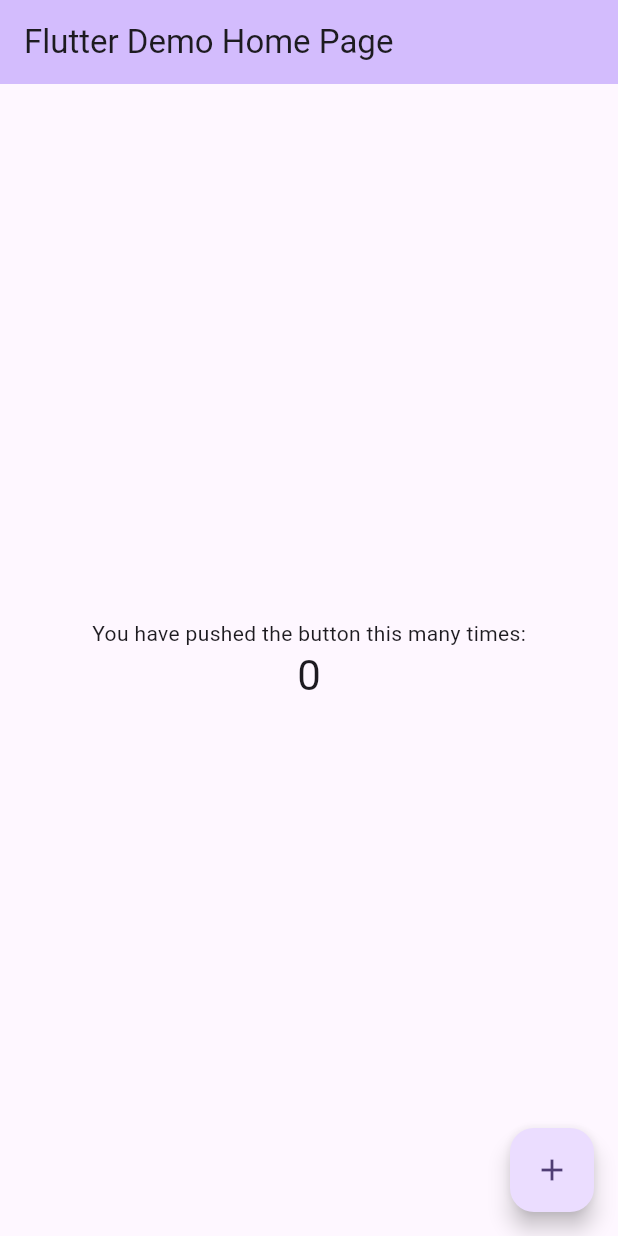
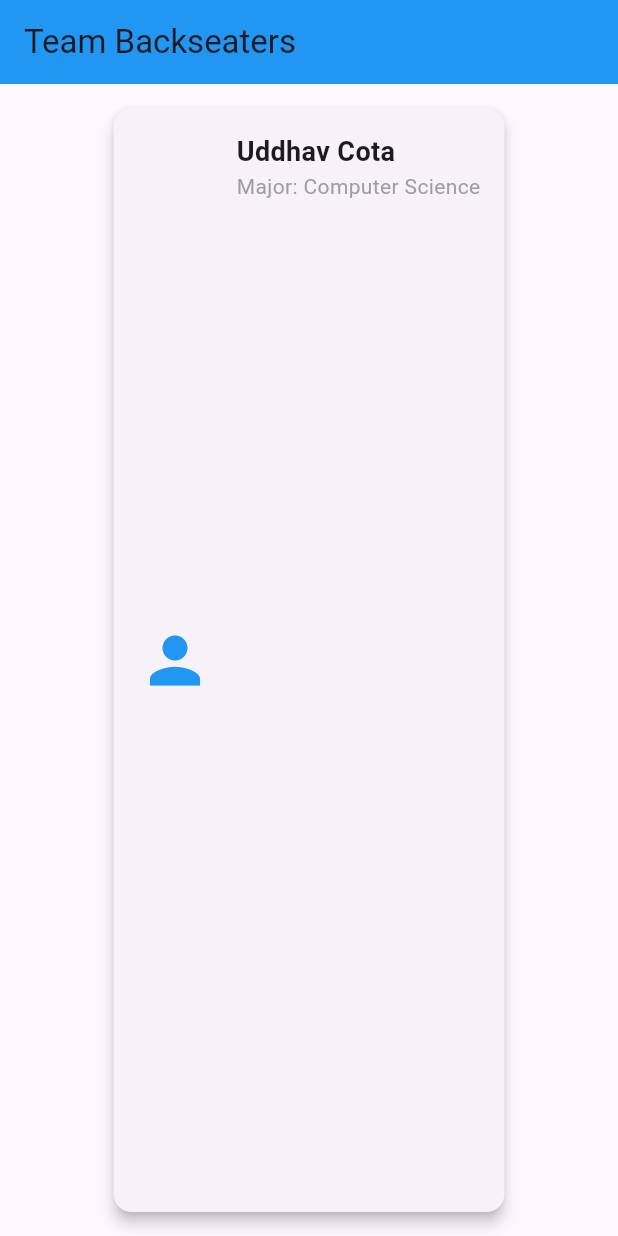
Before and after one commit to Uvvi2004/team_app_backseaters, a Flutter app: the screen it shows after launch, on a phone screen of 412 x 824 dp. Run offline on Flutter 3.47's test engine with Material 3 defaults, Android fonts, the light colour scheme and no system bars.

Commit message:
Add profile card to home screen

```diff
--- a/lib/main.dart
+++ b/lib/main.dart
@@ -7,116 +7,63 @@ void main() {
 class MyApp extends StatelessWidget {
   const MyApp({super.key});
 
-  // This widget is the root of your application.
   @override
   Widget build(BuildContext context) {
     return MaterialApp(
-      title: 'Flutter Demo',
-      theme: ThemeData(
-        // This is the theme of your application.
-        //
-        // TRY THIS: Try running your application with "flutter run". You'll see
-        // the application has a purple toolbar. Then, without quitting the app,
-        // try changing the seedColor in the colorScheme below to Colors.green
-        // and then invoke "hot reload" (save your changes or press the "hot
-        // reload" button in a Flutter-supported IDE, or press "r" if you used
-        // the command line to start the app).
-        //
-        // Notice that the counter didn't reset back to zero; the application
-        // state is not lost during the reload. To reset the state, use hot
-        // restart instead.
-        //
-        // This works for code too, not just values: Most code changes can be
-        // tested with just a hot reload.
-        colorScheme: ColorScheme.fromSeed(seedColor: Colors.deepPurple),
-      ),
-      home: const MyHomePage(title: 'Flutter Demo Home Page'),
+      debugShowCheckedModeBanner: false,
+      home: const HomePage(),
     );
   }
 }
 
-class MyHomePage extends StatefulWidget {
-  const MyHomePage({super.key, required this.title});
-
-  // This widget is the home page of your application. It is stateful, meaning
-  // that it has a State object (defined below) that contains fields that affect
-  // how it looks.
-
-  // This class is the configuration for the state. It holds the values (in this
-  // case the title) provided by the parent (in this case the App widget) and
-  // used by the build method of the State. Fields in a Widget subclass are
-  // always marked "final".
-
-  final String title;
-
-  @override
-  State<MyHomePage> createState() => _MyHomePageState();
-}
-
-class _MyHomePageState extends State<MyHomePage> {
-  int _counter = 0;
-
-  void _incrementCounter() {
-    setState(() {
-      // This call to setState tells the Flutter framework that something has
-      // changed in this State, which causes it to rerun the build method below
-      // so that the display can reflect the updated values. If we changed
-      // _counter without calling setState(), then the build method would not be
-      // called again, and so nothing would appear to happen.
-      _counter++;
-    });
-  }
+class HomePage extends StatelessWidget {
+  const HomePage({super.key});
 
   @override
   Widget build(BuildContext context) {
-    // This method is rerun every time setState is called, for instance as done
-    // by the _incrementCounter method above.
-    //
-    // The Flutter framework has been optimized to make rerunning build methods
-    // fast, so that you can just rebuild anything that needs updating rather
-    // than having to individually change instances of widgets.
     return Scaffold(
       appBar: AppBar(
-        // TRY THIS: Try changing the color here to a specific color (to
-        // Colors.amber, perhaps?) and trigger a hot reload to see the AppBar
-        // change color while the other colors stay the same.
-        backgroundColor: Theme.of(context).colorScheme.inversePrimary,
-        // Here we take the value from the MyHomePage object that was created by
-        // the App.build method, and use it to set our appbar title.
-        title: Text(widget.title),
+        title: const Text('Team Backseaters'),
+        backgroundColor: Colors.blue,
       ),
-      body: Center(
-        // Center is a layout widget. It takes a single child and positions it
-        // in the middle of the parent.
-        child: Column(
-          // Column is also a layout widget. It takes a list of children and
-          // arranges them vertically. By default, it sizes itself to fit its
-          // children horizontally, and tries to be as tall as its parent.
-          //
-          // Column has various properties to control how it sizes itself and
-          // how it positions its children. Here we use mainAxisAlignment to
-          // center the children vertically; the main axis here is the vertical
-          // axis because Columns are vertical (the cross axis would be
-          // horizontal).
-          //
-          // TRY THIS: Invoke "debug painting" (choose the "Toggle Debug Paint"
-          // action in the IDE, or press "p" in the console), to see the
-          // wireframe for each widget.
-          mainAxisAlignment: MainAxisAlignment.center,
-          children: <Widget>[
-            const Text('You have pushed the button this many times:'),
-            Text(
-              '$_counter',
-              style: Theme.of(context).textTheme.headlineMedium,
+      body: const Center(
+        child: ProfileCard(),
+      ),
+    );
+  }
+}
+
+class ProfileCard extends StatelessWidget {
+  const ProfileCard({super.key});
+
+  @override
+  Widget build(BuildContext context) {
+    return Card(
+      elevation: 4,
+      margin: const EdgeInsets.all(16),
+      child: Padding(
+        padding: const EdgeInsets.all(16),
+        child: Row(
+          mainAxisSize: MainAxisSize.min,
+          children: const [
+            Icon(Icons.person, size: 50, color: Colors.blue),
+            SizedBox(width: 16),
+            Column(
+              crossAxisAlignment: CrossAxisAlignment.start,
+              children: [
+                Text(
+                  'Uddhav Cota',
+                  style: TextStyle(fontSize: 18, fontWeight: FontWeight.bold),
+                ),
+                Text(
+                  'Major: Computer Science',
+                  style: TextStyle(color: Colors.grey),
+                ),
+              ],
             ),
           ],
         ),
       ),
-      floatingActionButton: FloatingActionButton(
-        onPressed: _incrementCounter,
-        tooltip: 'Increment',
-        child: const Icon(Icons.add),
-      ), // This trailing comma makes auto-formatting nicer for build methods.
     );
   }
 }
```
